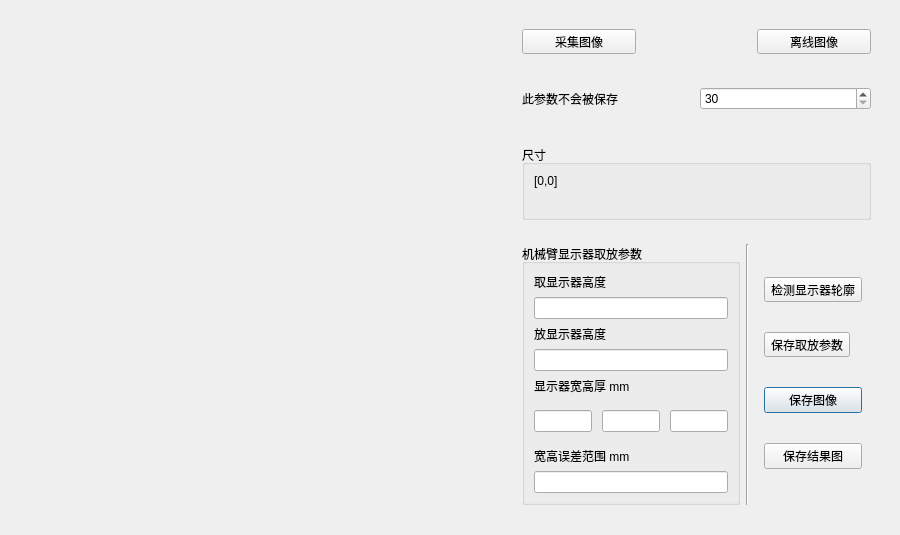
Above: location_config.ui from Liberisi/foxconn before the change. Below: the same form after it.
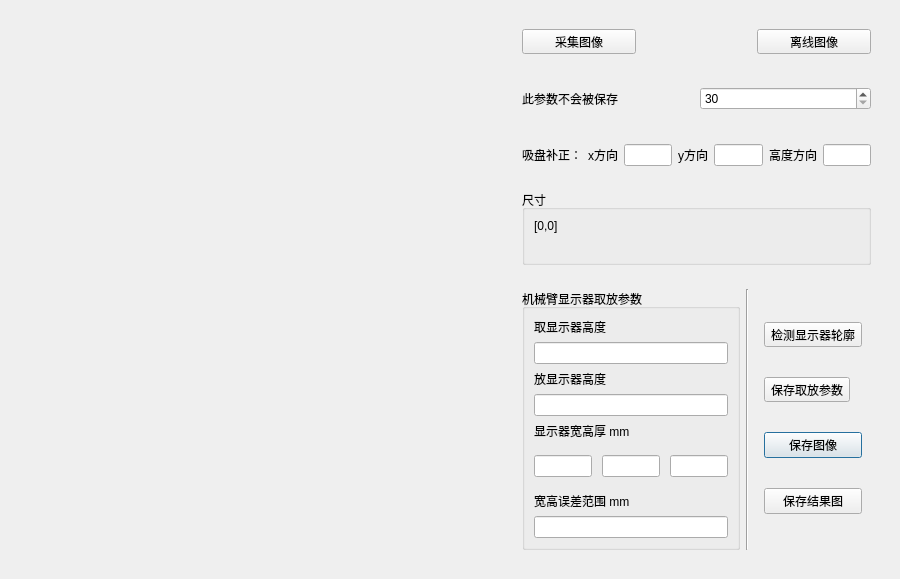
That is the form after the change. Custom widgets are drawn as their Qt base class.

Commit message: 前端设备回流和部分吸盘补正

```diff
--- a/location_config.ui
+++ b/location_config.ui
@@ -133,20 +133,47 @@
        </widget>
       </item>
       <item>
-       <spacer name="verticalSpacer">
-        <property name="orientation">
-         <enum>Qt::Vertical</enum>
-        </property>
-        <property name="sizeType">
-         <enum>QSizePolicy::Preferred</enum>
-        </property>
-        <property name="sizeHint" stdset="0">
-         <size>
-          <width>20</width>
-          <height>20</height>
-         </size>
-        </property>
-       </spacer>
+       <widget class="QWidget" name="widget_8" native="true">
+        <layout class="QHBoxLayout" name="horizontalLayout_8">
+         <item>
+          <widget class="QLabel" name="label_6">
+           <property name="text">
+            <string>吸盘补正：</string>
+           </property>
+          </widget>
+         </item>
+         <item>
+          <widget class="QLabel" name="label_7">
+           <property name="text">
+            <string>x方向</string>
+           </property>
+          </widget>
+         </item>
+         <item>
+          <widget class="QLineEdit" name="lineEdit_x_offset"/>
+         </item>
+         <item>
+          <widget class="QLabel" name="label_8">
+           <property name="text">
+            <string>y方向</string>
+           </property>
+          </widget>
+         </item>
+         <item>
+          <widget class="QLineEdit" name="lineEdit_y_offset"/>
+         </item>
+         <item>
+          <widget class="QLabel" name="label_9">
+           <property name="text">
+            <string>高度方向</string>
+           </property>
+          </widget>
+         </item>
+         <item>
+          <widget class="QLineEdit" name="lineEdit_z_offset"/>
+         </item>
+        </layout>
+       </widget>
       </item>
       <item>
        <widget class="QWidget" name="widget_6" native="true">
```
The commit also changes 7 other files.
